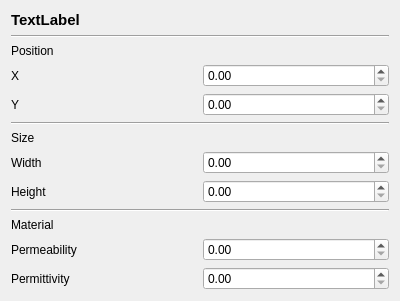
First picture: the form in ui/object_inspector.ui, repository m4reQ/oddzialywanie, before the edit.
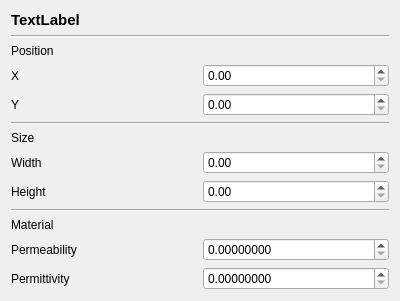
Second picture: the form after the edit.

Commit message: Add simulation objects handling

```diff
--- a/ui/object_inspector.ui
+++ b/ui/object_inspector.ui
@@ -125,10 +125,18 @@
     <widget class="QDoubleSpinBox" name="y_input"/>
    </item>
    <item row="12" column="1">
-    <widget class="QDoubleSpinBox" name="permeability_input"/>
+    <widget class="QDoubleSpinBox" name="permeability_input">
+     <property name="decimals">
+      <number>8</number>
+     </property>
+    </widget>
    </item>
    <item row="13" column="1">
-    <widget class="QDoubleSpinBox" name="permittivity_input"/>
+    <widget class="QDoubleSpinBox" name="permittivity_input">
+     <property name="decimals">
+      <number>8</number>
+     </property>
+    </widget>
    </item>
   </layout>
  </widget>
```
The commit also changes 2 other files.
